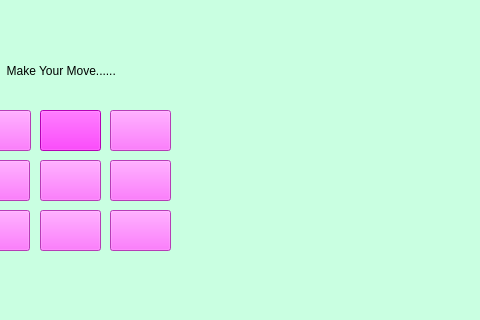
Before: the Qt Designer form MindMazeMini/EightPuzzle.ui in wajiha0101/DSA-project, drawn with Qt 5; both pictures show x 280 to 760 and y 0 to 320 of the 760 by 459 pixel window.
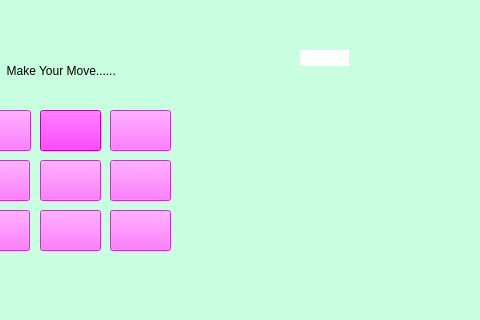
After: the same form once the commit is applied.

Patch:
```diff
--- a/MindMazeMini/EightPuzzle.ui
+++ b/MindMazeMini/EightPuzzle.ui
@@ -215,6 +215,23 @@
     <string/>
    </property>
   </widget>
+  <widget class="QLabel" name="status">
+   <property name="geometry">
+    <rect>
+     <x>580</x>
+     <y>50</y>
+     <width>49</width>
+     <height>16</height>
+    </rect>
+   </property>
+   <property name="styleSheet">
+    <string notr="true">color: rgb(0, 0, 0);
+background-color: rgb(255, 255, 255);</string>
+   </property>
+   <property name="text">
+    <string/>
+   </property>
+  </widget>
  </widget>
  <resources/>
  <connections/>
```
